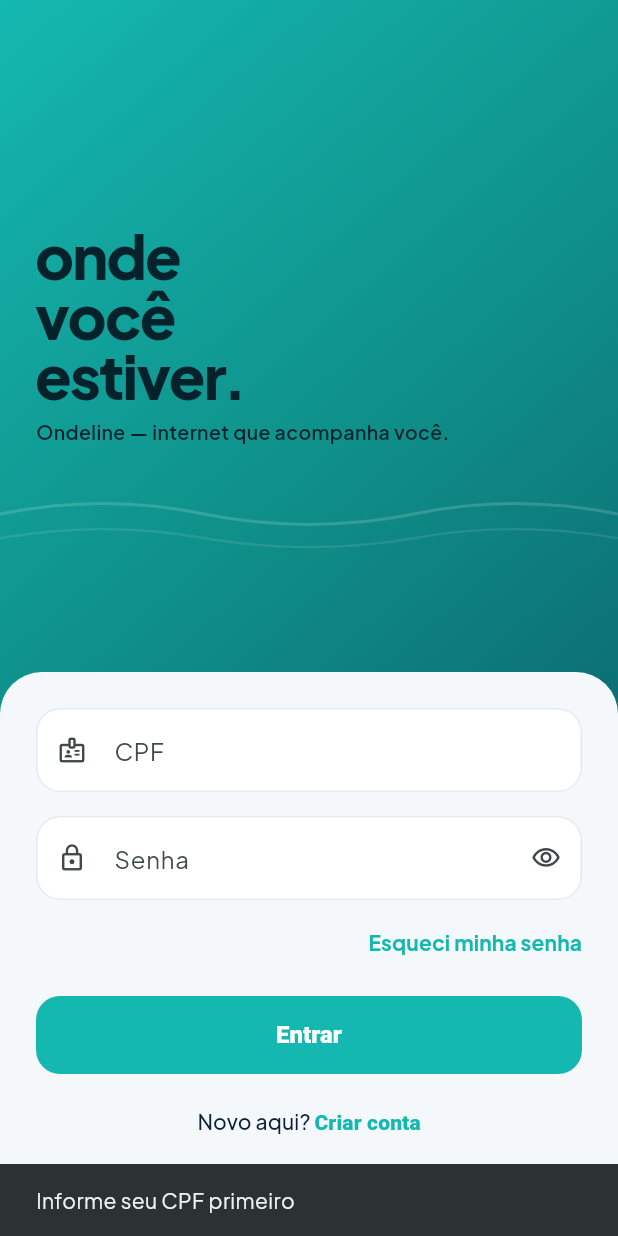
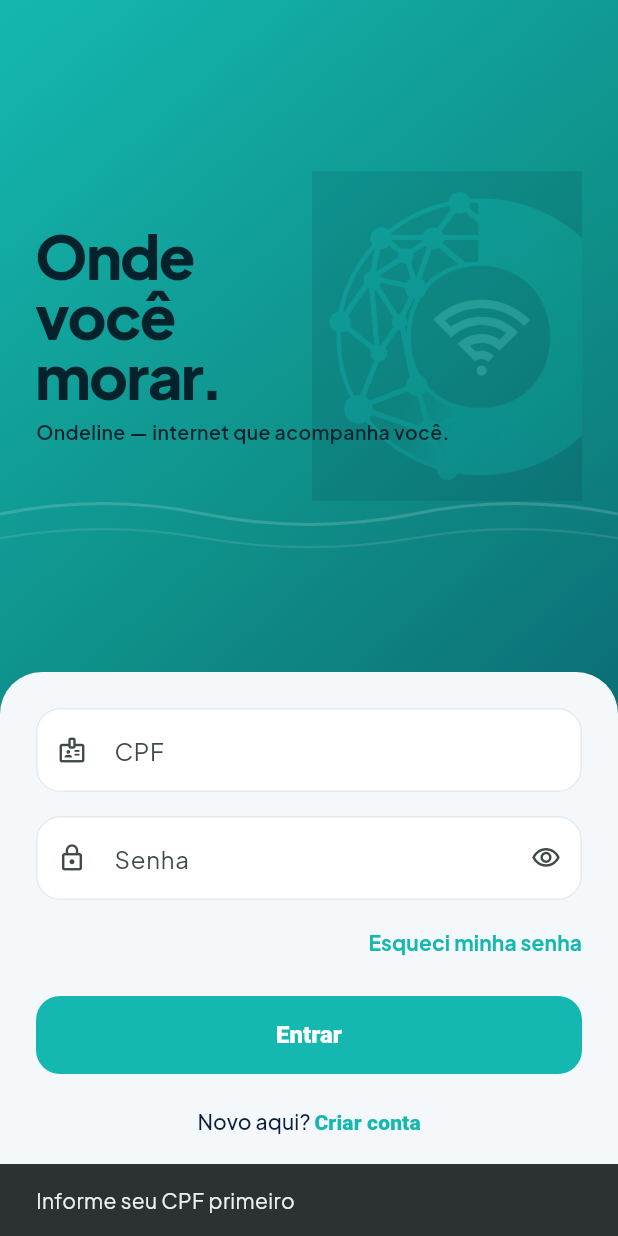
Before and after one commit to robertbr123/blabla, a Flutter app: the LoginScreen screen opened by its route, after a tap on "Esqueci minha senha", on a phone screen of 412 x 824 dp. Run offline on Flutter 3.47's test engine with Material 3 defaults, Android fonts, the phone set to English and light mode, and no system bars; our stand-ins replace connectivity_plus, dio, drift, firebase_core, firebase_messaging, flutter_local_notifications and 10 more; missing offline and left inert: home_widget; accounts and stored records are empty; generated files the repository leaves out were written again.

Commit message:
feat(cliente): login — Onde maiusculo, logo marca dagua e palavra rotativa
Co-Authored-By: Claude Fable 5 <noreply@anthropic.com>

```diff
--- a/apps/cliente-mobile/lib/features/auth/login_screen.dart
+++ b/apps/cliente-mobile/lib/features/auth/login_screen.dart
@@ -1,3 +1,5 @@
+import 'dart:async';
+
 import 'package:flutter/material.dart';
 import 'package:flutter/services.dart';
 import 'package:flutter_riverpod/flutter_riverpod.dart';
@@ -221,19 +223,43 @@ class _LoginScreenState extends ConsumerState<LoginScreen> {
                         top: MediaQuery.paddingOf(context).top + BrandTokens.spaceXl,
                         bottom: BrandTokens.spaceXl + BrandTokens.radiusFolha,
                       ),
-                      child: const Column(
+                      child: Stack(
+                        children: [
+                          // Marca d'água: logo grande, discreta, atrás do
+                          // título — não intercepta toques.
+                          Positioned(
+                            right: -40,
+                            top: 0,
+                            bottom: 0,
+                            child: IgnorePointer(
+                              child: Opacity(
+                                opacity: 0.10,
+                                child: Image.asset(
+                                  'assets/icon/icon.png',
+                                  width: 220,
+                                  height: 220,
+                                  fit: BoxFit.contain,
+                                ),
+                              ),
+                            ),
+                          ),
+                          Column(
                             crossAxisAlignment: CrossAxisAlignment.start,
                             mainAxisAlignment: MainAxisAlignment.center,
                             children: [
-                          Text('onde\nvocê\nestiver.', style: BrandTokens.displayTitle),
-                          SizedBox(height: BrandTokens.spaceSm),
-                          Text(
+                              const Text('Onde\nvocê',
+                                  style: BrandTokens.displayTitle),
+                              const _PalavraRotativa(),
+                              const SizedBox(height: BrandTokens.spaceSm),
+                              const Text(
                                 'Ondeline — internet que acompanha você.',
                                 style: TextStyle(
                                   color: BrandTokens.capaInk,
                                   fontSize: 13,
                                   fontWeight: FontWeight.w600,
                                 ),
+                              ),
+                            ],
                           ),
                         ],
                       ),
@@ -379,3 +405,72 @@ class _LoginScreenState extends ConsumerState<LoginScreen> {
     );
   }
 }
+
+/// Terceira linha do título da capa: alterna entre palavras que completam
+/// "Onde você ___" (estiver, morar, trabalhar...), reforçando o nome
+/// Ondeline. Altura fixa pra não empurrar o layout ao trocar de palavra.
+class _PalavraRotativa extends StatefulWidget {
+  const _PalavraRotativa();
+
+  @override
+  State<_PalavraRotativa> createState() => _PalavraRotativaState();
+}
+
+class _PalavraRotativaState extends State<_PalavraRotativa> {
+  static const _palavras = [
+    'estiver.',
+    'morar.',
+    'trabalhar.',
+    'estudar.',
+    'precisar.',
+  ];
+
+  int _index = 0;
+  Timer? _timer;
+
+  @override
+  void initState() {
+    super.initState();
+    _timer = Timer.periodic(const Duration(milliseconds: 2600), (_) {
+      if (!mounted) return;
+      setState(() => _index = (_index + 1) % _palavras.length);
+    });
+  }
+
+  @override
+  void dispose() {
+    _timer?.cancel();
+    super.dispose();
+  }
+
+  @override
+  Widget build(BuildContext context) {
+    final palavra = _palavras[_index];
+    return SizedBox(
+      height: BrandTokens.displayTitle.fontSize! * BrandTokens.displayTitle.height!,
+      child: ClipRect(
+        child: Align(
+          alignment: Alignment.centerLeft,
+          child: AnimatedSwitcher(
+            duration: const Duration(milliseconds: 400),
+            transitionBuilder: (child, animation) => FadeTransition(
+              opacity: animation,
+              child: SlideTransition(
+                position: Tween<Offset>(
+                  begin: const Offset(0, 0.35),
+                  end: Offset.zero,
+                ).animate(animation),
+                child: child,
+              ),
+            ),
+            child: Text(
+              palavra,
+              key: ValueKey(palavra),
+              style: BrandTokens.displayTitle,
+            ),
+          ),
+        ),
+      ),
+    );
+  }
+}
```
Lines whose indentation alone changed are shown as unchanged.
